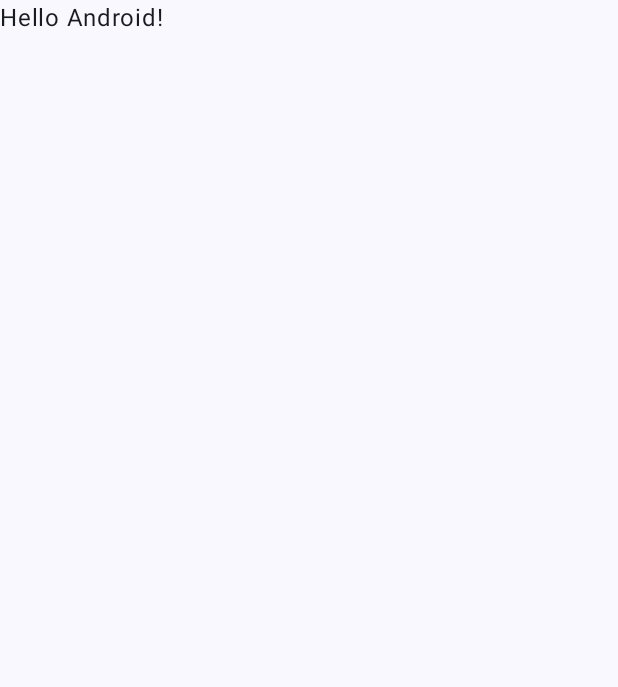
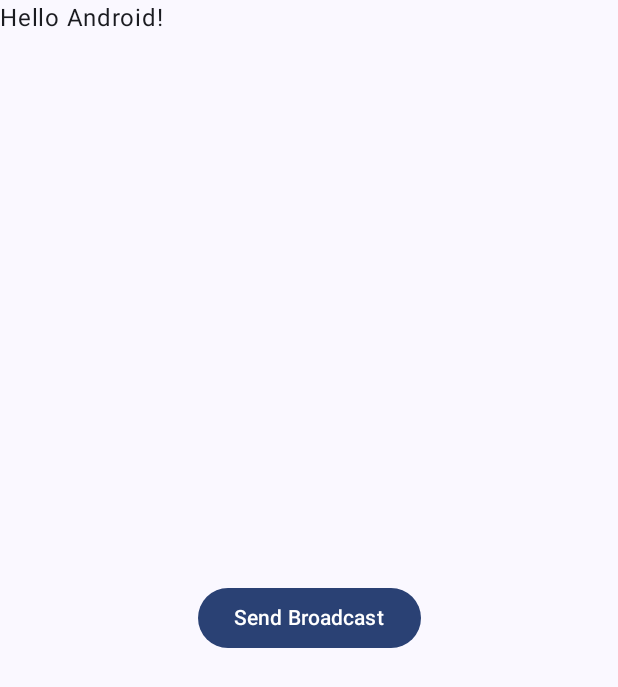
Before and after one commit to Ran-Toledo/broadcastlistenerapp, an Android app built with Jetpack Compose: the screen it shows after launch (MainActivity), on a phone screen of 412 x 824 dp. Before the commit the part shown is almost empty. Shown: the top 687 px of the screen. Run offline under Robolectric (Android 15) with nearby library versions, the phone set to English and light mode, and no system bars.

Commit message:
Added AirplaneModeReceiver as an example of a broadcast receiver class, created custom broadcast receiver

```diff
--- a/app/src/main/java/com/example/broadcastlistener/MainActivity.kt
+++ b/app/src/main/java/com/example/broadcastlistener/MainActivity.kt
@@ -1,21 +1,48 @@
 package com.example.broadcastlistener
 
+import android.annotation.SuppressLint
+import android.content.Context
+import android.content.Intent
+import android.content.IntentFilter
+import android.os.Build
 import android.os.Bundle
 import androidx.activity.ComponentActivity
 import androidx.activity.compose.setContent
 import androidx.activity.enableEdgeToEdge
+import androidx.compose.foundation.layout.Arrangement
+import androidx.compose.foundation.layout.Column
 import androidx.compose.foundation.layout.fillMaxSize
 import androidx.compose.foundation.layout.padding
 import androidx.compose.material3.Scaffold
 import androidx.compose.material3.Text
+import androidx.compose.material3.Button
 import androidx.compose.runtime.Composable
+import androidx.compose.ui.Alignment
 import androidx.compose.ui.Modifier
 import androidx.compose.ui.tooling.preview.Preview
+import com.example.broadcastlistener.receiver.AirplaneModeReceiver
 import com.example.broadcastlistener.ui.theme.BroadcastListenerAppTheme
+import com.example.broadcastlistener.receiver.CustomBroadcastReceiver
 
 class MainActivity : ComponentActivity() {
+
+    private val airplaneModeReceiver = AirplaneModeReceiver()
+    private val customBroadcastReceiver = CustomBroadcastReceiver()
+
+    @SuppressLint("UnspecifiedRegisterReceiverFlag", "UnsafeImplicitIntentLaunch")
     override fun onCreate(savedInstanceState: Bundle?) {
         super.onCreate(savedInstanceState)
+
+        registerReceiver(airplaneModeReceiver, IntentFilter(Intent.ACTION_AIRPLANE_MODE_CHANGED))
+
+        val filter = IntentFilter("com.example.CUSTOM_EVENT")
+        if (Build.VERSION.SDK_INT >= Build.VERSION_CODES.TIRAMISU) {
+            registerReceiver(customBroadcastReceiver, filter, Context.RECEIVER_NOT_EXPORTED)
+        } else {
+            registerReceiver(customBroadcastReceiver, filter)
+        }
+
+
         enableEdgeToEdge()
         setContent {
             BroadcastListenerAppTheme {
@@ -25,8 +52,27 @@ class MainActivity : ComponentActivity() {
                         modifier = Modifier.padding(innerPadding)
                     )
                 }
+                Column (
+                    modifier = Modifier.fillMaxSize(),
+                    verticalArrangement = Arrangement.Center,
+                    horizontalAlignment = Alignment.CenterHorizontally
+                ) {
+                    Button(onClick = {
+                        val intent = Intent("com.example.CUSTOM_EVENT")
+                        intent.putExtra("custom_message", "Hello from MainActivity")
+                        sendBroadcast(intent)
+                    }) {
+                        Text(text = "Send Broadcast")
+                    }
+                }
             }
         }
+    }
+
+    override fun onDestroy() {
+        super.onDestroy()
+        unregisterReceiver(airplaneModeReceiver)
+        unregisterReceiver(customBroadcastReceiver)
     }
 }
 
--- /dev/null
+++ b/app/src/main/java/com/example/broadcastlistener/receiver/AirplaneModeReceiver.kt
@@ -0,0 +1,17 @@
+package com.example.broadcastlistener.receiver
+
+import android.content.BroadcastReceiver
+import android.content.Context
+import android.content.Intent
+import android.util.Log
+
+class AirplaneModeReceiver : BroadcastReceiver()
+{
+    override fun onReceive(context: Context?, intent: Intent?)
+    {
+        if (intent?.action == Intent.ACTION_AIRPLANE_MODE_CHANGED) {
+            val isAirplaneModeOn = intent.getBooleanExtra("state", true)
+            Log.d("AirplaneModeReceiver", "Airplane mode changed: $isAirplaneModeOn")
+        }
+    }
+}
--- /dev/null
+++ b/app/src/main/java/com/example/broadcastlistener/receiver/CustomBroadcastReceiver.kt
@@ -0,0 +1,15 @@
+package com.example.broadcastlistener.receiver
+
+import android.content.BroadcastReceiver
+import android.content.Context
+import android.content.Intent
+import android.util.Log
+
+class CustomBroadcastReceiver : BroadcastReceiver()
+{
+    override fun onReceive(context: Context?, intent: Intent?)
+    {
+        val message = intent?.getStringExtra("custom_message")
+        Log.d("CustomBroadcastReceiver", "Received custom broadcast: $message")
+    }
+}
```
